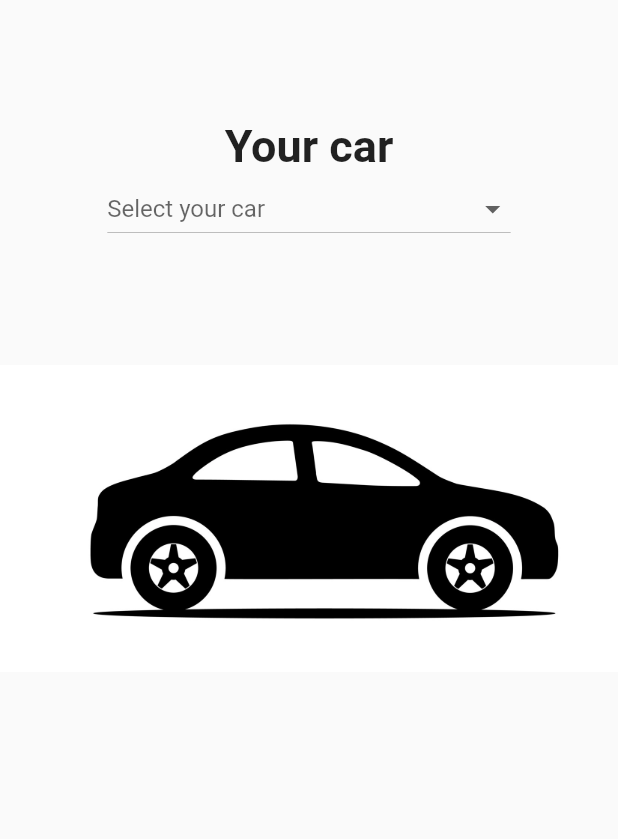
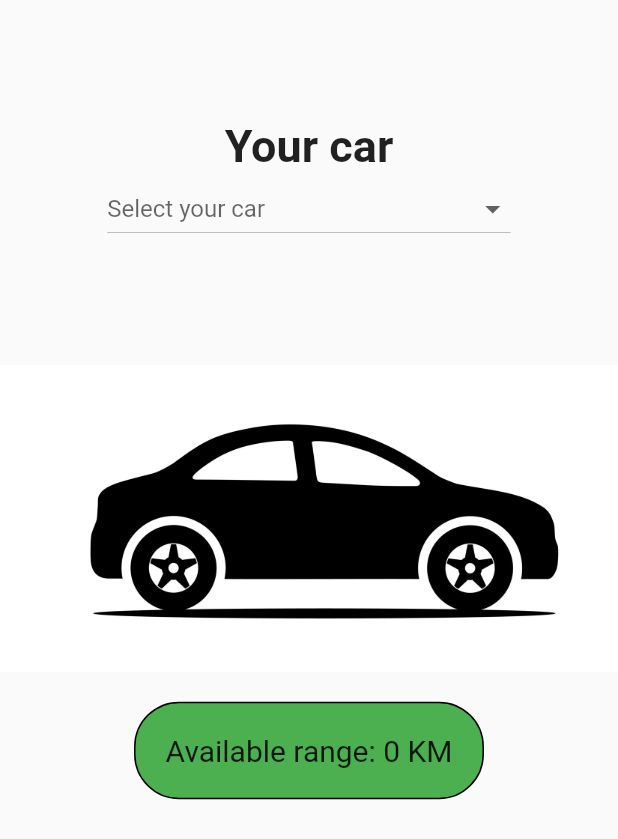
Before and after one commit to pepeperez13/chargetrip_app, a Flutter app: the CarSettings screen opened directly, on a phone screen of 412 x 824 dp. Shown: the top 839 px of the screen. Run offline on Flutter 3.47's test engine with Material 2 defaults, Android fonts, the phone set to English and light mode, and no system bars; our stand-ins replace firebase_auth, firebase_core, google_maps_flutter; missing offline and left inert: flutter_polyline_points; accounts and stored records are empty.

Commit message:
car settings + rutas

```diff
--- a/lib/bottom_navigation/routes_nav.dart
+++ b/lib/bottom_navigation/navigator_pages.dart
@@ -4,9 +4,9 @@
 import 'package:chargetrip_app/main.dart';
 import 'package:flutter/material.dart';
 
-class RoutesNav extends StatelessWidget {
+class NavigatorPages extends StatelessWidget {
   final int index;
-  const RoutesNav({Key? key, required this.index}) : super(key: key);
+  const NavigatorPages({Key? key, required this.index}) : super(key: key);
 
   @override
   Widget build (BuildContext context) {
--- a/lib/car_info/car_settings.dart
+++ b/lib/car_info/car_settings.dart
@@ -28,7 +28,7 @@ late Car currentCar = defaultCar;
 
   @override
   Widget build(BuildContext context) {
-    super.build(context);
+    super.build(context); //Mantiene el estado aunque cambiemos de pagina
     return  Scaffold(
       body: Column(
         crossAxisAlignment: CrossAxisAlignment.center,
@@ -55,9 +55,18 @@ late Car currentCar = defaultCar;
           const SizedBox(height: 80),
           ClipRect(child:
             Image.asset(currentCar.image.assetName),
+          ),
+          const SizedBox(height: 20),
+          Container(
+            //color: Colors.green,
+            padding: EdgeInsets.all(20.0),
+            decoration: BoxDecoration(
+                color: Colors.green,
+                border: Border.all(color: Colors.black),
+                borderRadius: const BorderRadius.all(Radius.circular(30))
+            ),
+            child: Text('Available range: ${currentCar.range} KM', style: const TextStyle(fontSize: 20)),
           )
-
-
         ],
 
       ),
@@ -66,6 +75,7 @@ late Car currentCar = defaultCar;
 
   }
 
+  // Segun el nombre del coche seleccionado, nos guardamos toda la info de ese coche
   void updateCar() {
     Car car = c1;
     switch (selectedCar) {
@@ -85,8 +95,13 @@ late Car currentCar = defaultCar;
     });
   }
 
+  //Devuelve el coche actualmente seleccionado
+  Car getCurrentCar () {
+    return currentCar;
+  }
+
+  //Queremos que se mantenga el estado
   @override
-  // TODO: implement wantKeepAlive
   bool get wantKeepAlive => true;
 
 
--- a/lib/main.dart
+++ b/lib/main.dart
@@ -1,6 +1,6 @@
 import 'dart:async';
 
-import 'package:chargetrip_app/bottom_navigation/routes_nav.dart';
+import 'package:chargetrip_app/bottom_navigation/navigator_pages.dart';
 import 'package:firebase_auth/firebase_auth.dart';
 import 'package:flutter/material.dart';
 import 'package:google_maps_flutter/google_maps_flutter.dart';
@@ -58,7 +58,8 @@ class HomePageState extends State<HomePage> {
   Widget build(BuildContext context) {
     return Scaffold(
       bottomNavigationBar: navigatorBar,
-      body: RoutesNav(index: page),
+      body: NavigatorPages(index: page),
+
     );
   }
 
```
Also changed, not shown: lib/bottom_navigation/navigator.dart (+38 -7 lines), lib/routes/locations.dart (+5 -6 lines), lib/routes/route_map.dart (+39 -11 lines).
